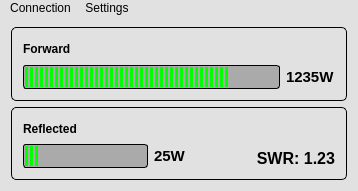
Above: c/openASC_PowerMeter/mainwindow.ui from thegeek82000/openasc before the change. Below: the same form after it.
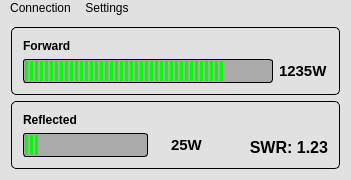
That is the form after the change.

```diff
--- a/c/openASC_PowerMeter/mainwindow.ui
+++ b/c/openASC_PowerMeter/mainwindow.ui
@@ -6,8 +6,8 @@
    <rect>
     <x>0</x>
     <y>0</y>
-    <width>358</width>
-    <height>191</height>
+    <width>351</width>
+    <height>179</height>
    </rect>
   </property>
   <property name="windowTitle">
@@ -163,7 +163,7 @@
            </property>
           </widget>
          </item>
-         <item row="1" column="1">
+         <item row="1" column="2">
           <widget class="QLabel" name="labelFwdValue">
            <property name="font">
             <font>
@@ -177,6 +177,19 @@
            </property>
           </widget>
          </item>
+         <item row="1" column="1">
+          <spacer name="horizontalSpacer_2">
+           <property name="orientation">
+            <enum>Qt::Horizontal</enum>
+           </property>
+           <property name="sizeHint" stdset="0">
+            <size>
+             <width>40</width>
+             <height>20</height>
+            </size>
+           </property>
+          </spacer>
+         </item>
         </layout>
        </item>
       </layout>
@@ -248,7 +261,7 @@
            </property>
           </widget>
          </item>
-         <item row="1" column="1">
+         <item row="1" column="2">
           <widget class="QLabel" name="labelRefValue">
            <property name="font">
             <font>
@@ -265,20 +278,20 @@
            </property>
           </widget>
          </item>
-         <item row="1" column="2">
-          <spacer name="horizontalSpacer">
-           <property name="orientation">
-            <enum>Qt::Horizontal</enum>
-           </property>
-           <property name="sizeHint" stdset="0">
-            <size>
-             <width>40</width>
-             <height>20</height>
-            </size>
-           </property>
-          </spacer>
-         </item>
          <item row="1" column="3">
+          <spacer name="horizontalSpacer">
+           <property name="orientation">
+            <enum>Qt::Horizontal</enum>
+           </property>
+           <property name="sizeHint" stdset="0">
+            <size>
+             <width>40</width>
+             <height>20</height>
+            </size>
+           </property>
+          </spacer>
+         </item>
+         <item row="1" column="4">
           <widget class="QLabel" name="labelSWRValue">
            <property name="font">
             <font>
@@ -301,6 +314,19 @@
            </property>
           </widget>
          </item>
+         <item row="1" column="1">
+          <spacer name="horizontalSpacer_3">
+           <property name="orientation">
+            <enum>Qt::Horizontal</enum>
+           </property>
+           <property name="sizeHint" stdset="0">
+            <size>
+             <width>0</width>
+             <height>20</height>
+            </size>
+           </property>
+          </spacer>
+         </item>
         </layout>
        </item>
       </layout>
@@ -313,7 +339,7 @@
     <rect>
      <x>0</x>
      <y>0</y>
-     <width>358</width>
+     <width>351</width>
      <height>19</height>
     </rect>
    </property>
```
